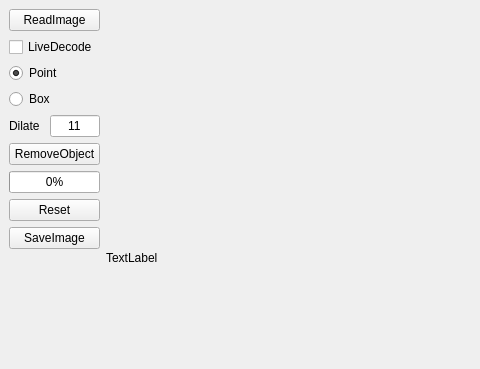
Qt form qtproj/SAMQT/mainwindow.ui (ZHEQIUSHUI/SAM-ONNX-AX650-CPP) before a commit; both pictures show x 0 to 480 and y 0 to 369 of the 737 by 515 pixel window.
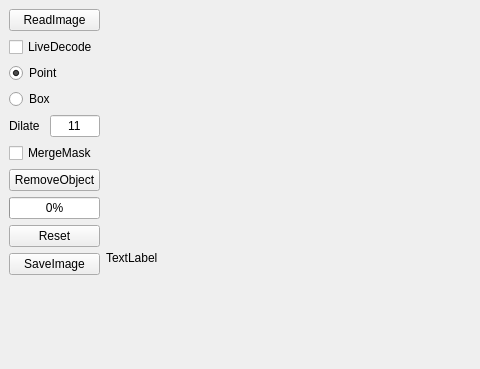
The same form after that commit. Custom widgets are drawn as their Qt base class.

Commit message: add merge mask option

What changed in the file:
```diff
--- a/qtproj/SAMQT/mainwindow.ui
+++ b/qtproj/SAMQT/mainwindow.ui
@@ -104,6 +104,13 @@
             </item>
            </layout>
           </item>
+          <item>
+           <widget class="QCheckBox" name="ch_merge_mask">
+            <property name="text">
+             <string>MergeMask</string>
+            </property>
+           </widget>
+          </item>
           <item>
            <widget class="QPushButton" name="btn_remove_obj">
             <property name="enabled">
```
The commit also changes 5 other files.
